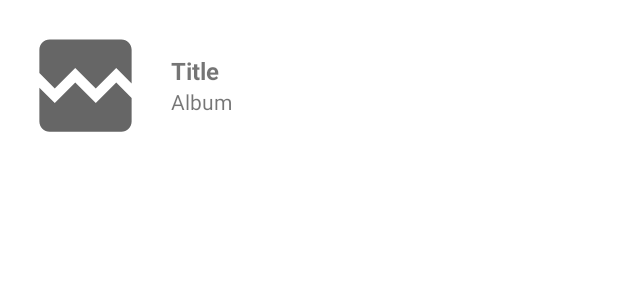
After one commit to FowlingLight/LBCTechnicalTest, an Android app: the layout item_track.xml on its own in the app's theme, with its tools: preview values and no code run, on a phone screen of 412 x 824 dp. The commit adds this screen. Shown: the top 300 px of the screen. Run offline under Robolectric (Android 15) with nearby library versions, the phone set to English and light mode, and no system bars.

Commit message:
album details functionnal

```diff
--- a/app/build.gradle
+++ b/app/build.gradle
@@ -2,6 +2,7 @@ plugins {
     id 'com.android.application'
     id 'kotlin-android'
     id 'kotlin-kapt'
+    id 'androidx.navigation.safeargs'
 }
 
 android {
--- a/app/src/main/java/com/example/lbctechnicaltest/models/Album.kt
+++ b/app/src/main/java/com/example/lbctechnicaltest/models/Album.kt
@@ -1,6 +1,8 @@
 package com.example.lbctechnicaltest.models
+
+import java.io.Serializable
 
 data class Album(
     val id: Int,
     val trackList: MutableList<Track>
-)
+): Serializable
--- a/app/src/main/java/com/example/lbctechnicaltest/viewmodels/AlbumListViewModel.kt
+++ b/app/src/main/java/com/example/lbctechnicaltest/viewmodels/AlbumListViewModel.kt
@@ -45,7 +45,7 @@ class AlbumListViewModel : BaseViewModel() {
         val albumList = mutableListOf<Album>()
 
         for (track in trackList) {
-            albumList.getOrNull(track.albumId)?.trackList?.add(track) ?: run {
+            albumList.find { it.id == track.albumId }?.trackList?.add(track) ?: run {
                 albumList.add(Album(track.albumId, mutableListOf(track)))
             }
         }
--- /dev/null
+++ b/app/src/main/res/layout/item_track.xml
@@ -0,0 +1,61 @@
+<?xml version="1.0" encoding="utf-8"?>
+<layout xmlns:android="http://schemas.android.com/apk/res/android"
+    xmlns:app="http://schemas.android.com/apk/res-auto"
+    xmlns:tools="http://schemas.android.com/tools">
+
+    <data>
+
+        <import type="android.view.View" />
+
+        <variable
+            name="track"
+            type="com.example.lbctechnicaltest.models.Track" />
+
+    </data>
+
+    <androidx.constraintlayout.widget.ConstraintLayout
+        android:id="@+id/item_track_layout"
+        android:layout_width="match_parent"
+        android:layout_height="wrap_content"
+        android:padding="@dimen/margin">
+
+        <ImageView
+            android:id="@+id/item_track_image"
+            android:layout_width="@dimen/track_image_size"
+            android:layout_height="@dimen/track_image_size"
+            app:layout_constraintBottom_toBottomOf="parent"
+            app:layout_constraintStart_toStartOf="parent"
+            app:layout_constraintTop_toTopOf="parent"
+            tools:src="@drawable/ic_broken_image_24" />
+
+        <LinearLayout
+            android:id="@+id/item_track_linear"
+            android:layout_width="0dp"
+            android:layout_height="0dp"
+            android:layout_marginStart="@dimen/margin"
+            android:gravity="center_vertical"
+            android:orientation="vertical"
+            app:layout_constraintBottom_toBottomOf="parent"
+            app:layout_constraintEnd_toEndOf="parent"
+            app:layout_constraintStart_toEndOf="@id/item_track_image"
+            app:layout_constraintTop_toTopOf="parent">
+
+            <TextView
+                android:id="@+id/item_track_title"
+                android:layout_width="wrap_content"
+                android:layout_height="wrap_content"
+                android:text="@{track.title}"
+                android:textSize="@dimen/text_tile"
+                android:textStyle="bold"
+                tools:text="Title" />
+
+            <TextView
+                android:id="@+id/item_track_album"
+                android:layout_width="wrap_content"
+                android:layout_height="wrap_content"
+                android:text="@{@string/album_name(track.albumId)}"
+                tools:text="Album" />
+
+        </LinearLayout>
+    </androidx.constraintlayout.widget.ConstraintLayout>
+</layout>
--- a/app/src/main/res/values/dimens.xml
+++ b/app/src/main/res/values/dimens.xml
@@ -6,4 +6,5 @@
     <dimen name="margin">16dp</dimen>
 
     <dimen name="album_image_size">36dp</dimen>
+    <dimen name="track_image_size">82dp</dimen>
 </resources>
--- a/build.gradle
+++ b/build.gradle
@@ -1,4 +1,10 @@
 // Top-level build file where you can add configuration options common to all sub-projects/modules.
+buildscript {
+    dependencies {
+        classpath "androidx.navigation:navigation-safe-args-gradle-plugin:2.4.2"
+    }
+}
+
 plugins {
     id 'com.android.application' version '7.1.1' apply false
     id 'com.android.library' version '7.1.1' apply false
```
Also changed, not shown: app/src/main/java/com/example/lbctechnicaltest/utils/Utils.kt (+36 -0 lines), app/src/main/java/com/example/lbctechnicaltest/views/album_details/AlbumDetailsAdapter.kt (added, +44 -0 lines), app/src/main/java/com/example/lbctechnicaltest/views/album_details/AlbumDetailsFragment.kt (added, +64 -0 lines), app/src/main/java/com/example/lbctechnicaltest/views/album_list/AlbumListAdapter.kt (+0 -34 lines), app/src/main/java/com/example/lbctechnicaltest/views/album_list/AlbumListFragment.kt (+7 -6 lines), app/src/main/res/layout/fragment_album_details.xml (added, +115 -0 lines), app/src/main/res/navigation/nav_graph.xml (+14 -1 lines).
